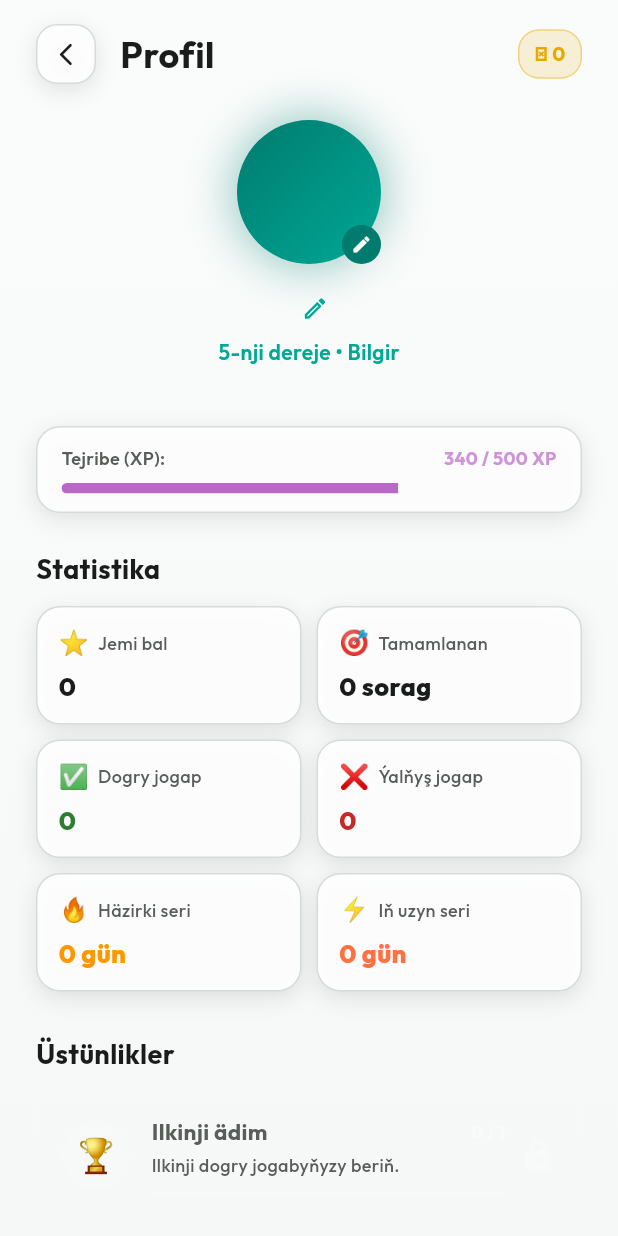
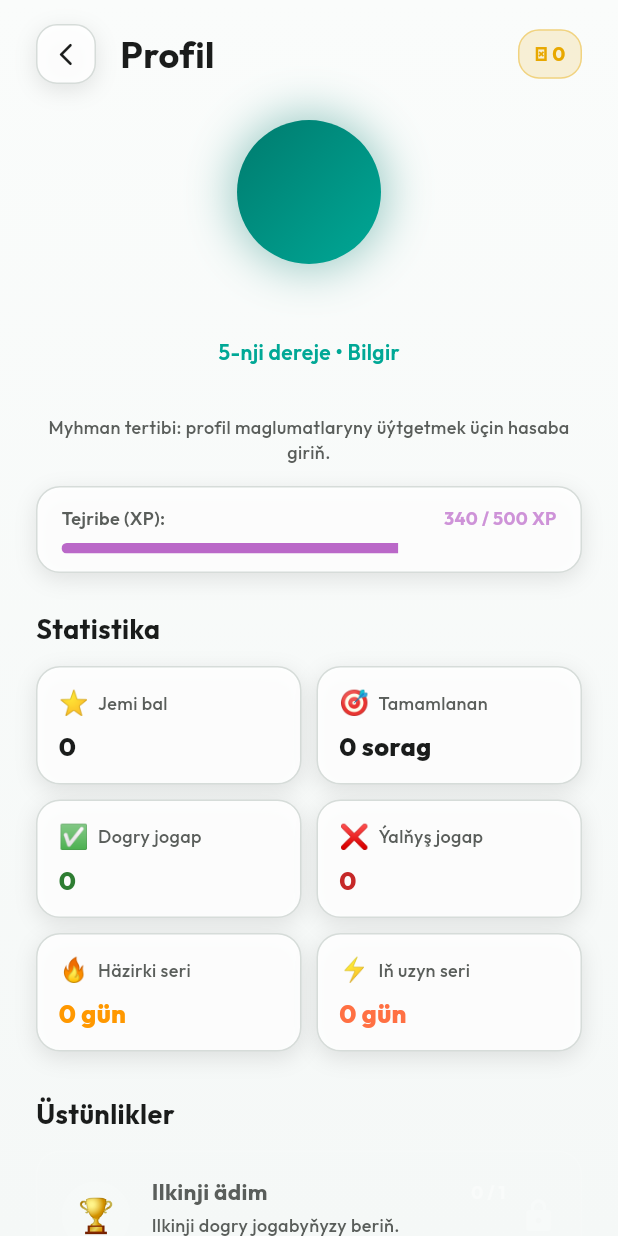
Before and after one commit to mali-ab/payhas, a Flutter app: the ProfileScreen screen opened directly, on a phone screen of 412 x 824 dp. Run offline on Flutter 3.47's test engine with Material 3 defaults, Android fonts, the phone set to English and light mode, and no system bars; our stand-ins replace confetti, google_fonts, shared_preferences; accounts and stored records are empty.

Commit message:
Make guest profiles read-only

```diff
--- a/lib/screens/profile_screen.dart
+++ b/lib/screens/profile_screen.dart
@@ -26,6 +26,7 @@ class _ProfileScreenState extends State<ProfileScreen> {
   ];
 
   void _showEditUsernameDialog(BuildContext context, GameProvider provider, AuthProvider auth) {
+    if (!auth.isAuthenticated) return;
     final controller = TextEditingController(text: auth.user?.name ?? provider.username);
 
     showDialog(
@@ -70,12 +71,8 @@ class _ProfileScreenState extends State<ProfileScreen> {
             onPressed: () async {
               final newName = controller.text.trim();
               if (newName.isNotEmpty) {
-                if (auth.isAuthenticated) {
                 final saved = await auth.updateProfile(name: newName);
                 if (saved) await provider.setUsername(newName);
-                } else {
-                  await provider.setUsername(newName);
-                }
               }
               if (!ctx.mounted) return;
               Navigator.of(ctx).pop();
@@ -89,6 +86,7 @@ class _ProfileScreenState extends State<ProfileScreen> {
   }
 
   void _showAvatarSelectorDialog(BuildContext context, GameProvider provider, AuthProvider auth) {
+    if (!auth.isAuthenticated) return;
     showDialog(
       context: context,
       builder: (ctx) => AlertDialog(
@@ -105,12 +103,8 @@ class _ProfileScreenState extends State<ProfileScreen> {
             final isSelected = (auth.user?.avatar ?? provider.avatar) == av;
             return InkWell(
               onTap: () async {
-                if (auth.isAuthenticated) {
                 final saved = await auth.updateProfile(avatar: av);
                 if (saved) await provider.setAvatar(av);
-                } else {
-                  await provider.setAvatar(av);
-                }
                 if (!ctx.mounted) return;
                 Navigator.of(ctx).pop();
               },
@@ -144,6 +138,7 @@ class _ProfileScreenState extends State<ProfileScreen> {
     final provider = context.watch<GameProvider>();
     final auth = context.watch<AuthProvider>();
     final user = auth.user;
+    final canEditProfile = auth.isAuthenticated;
 
     return Scaffold(
       body: Container(
@@ -212,9 +207,7 @@ class _ProfileScreenState extends State<ProfileScreen> {
                     children: [
                       Stack(
                         children: [
-                          GestureDetector(
-                            onTap: () => _showAvatarSelectorDialog(context, provider, auth),
-                            child: Container(
+                          Container(
                               width: 96,
                               height: 96,
                               decoration: BoxDecoration(
@@ -236,7 +229,7 @@ class _ProfileScreenState extends State<ProfileScreen> {
                                 ),
                               ),
                             ),
-                          ),
+                          if (canEditProfile)
                             Positioned(
                               bottom: 0,
                               right: 0,
@@ -270,6 +263,7 @@ class _ProfileScreenState extends State<ProfileScreen> {
                               fontWeight: FontWeight.w800,
                             ),
                           ),
+                          if (canEditProfile) ...[
                             const SizedBox(width: 8),
                             GestureDetector(
                               onTap: () =>
@@ -280,6 +274,7 @@ class _ProfileScreenState extends State<ProfileScreen> {
                                 color: AppTheme.accentLight,
                               ),
                             ),
+                          ],
                         ],
                       ),
                       const SizedBox(height: 4),
@@ -297,6 +292,18 @@ class _ProfileScreenState extends State<ProfileScreen> {
                       const SizedBox(height: 6),
                       if (user != null)
                         Text(user.email, style: const TextStyle(color: AppTheme.textSecondary, fontSize: 13)),
+                      if (!canEditProfile)
+                        const Padding(
+                          padding: EdgeInsets.only(top: 6),
+                          child: Text(
+                            'Myhman tertibi: profil maglumatlaryny üýtgetmek üçin hasaba giriň.',
+                            textAlign: TextAlign.center,
+                            style: TextStyle(
+                              color: AppTheme.textSecondary,
+                              fontSize: 12,
+                            ),
+                          ),
+                        ),
                       const SizedBox(height: 14),
 
                       // XP Progress Bar
```
Lines whose indentation alone changed are shown as unchanged.
